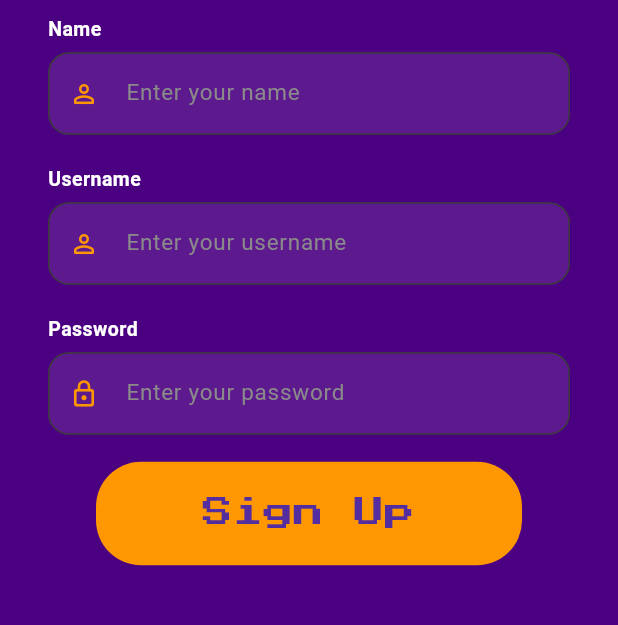
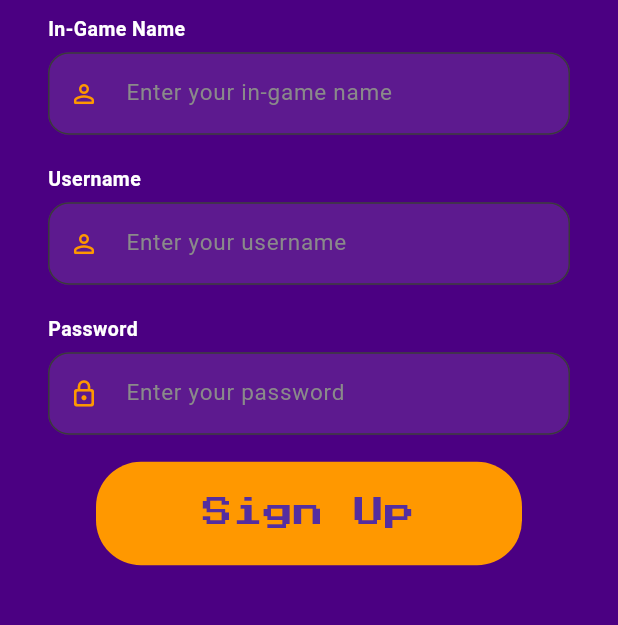
Before and after one commit to Simoaleh/brain_blitz, a Flutter app: the RegisterScreen screen opened directly, on a phone screen of 412 x 824 dp, the part 547-1172 px from its top. Run offline on Flutter 3.47's test engine with Material 3 defaults, Android fonts, the light colour scheme and no system bars; our stand-ins replace audioplayers, auto_size_text, flutter_screenutil, flutter_tts, google_fonts.

Commit message:
change name label to ign

```diff
--- a/lib/screens/profile_settings_screen.dart
+++ b/lib/screens/profile_settings_screen.dart
@@ -199,7 +199,7 @@ class _ProfileSettingsScreenState extends State<ProfileSettingsScreen> {
                 child: Column(
                   children: [
                     // Name Field
-                    _buildTextField('NAME', _nameController),
+                    _buildTextField('IN-GAME NAME', _nameController),
                     SizedBox(height: 16.h),
 
                     // Username Field
--- a/lib/screens/register_screen.dart
+++ b/lib/screens/register_screen.dart
@@ -73,7 +73,7 @@ class _RegisterScreenState extends State<RegisterScreen> {
                 ),
                 const SizedBox(height: 10),
                 const Text(
-                  'Name',
+                  'In-Game Name',
                   style: TextStyle(
                     fontSize: 13,
                     fontWeight: FontWeight.w600,
@@ -86,7 +86,7 @@ class _RegisterScreenState extends State<RegisterScreen> {
                   controller: nameController,
                   style: const TextStyle(fontSize: 15, color: Colors.white),
                   decoration: InputDecoration(
-                    hintText: 'Enter your name',
+                    hintText: 'Enter your in-game name',
                     hintStyle: const TextStyle(color: Color(0xFF8A8A8A)),
                     prefixIcon: const Icon(
                       Icons.person_outline_rounded,
```
